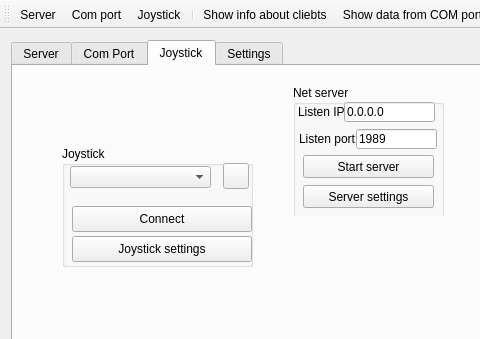
AndreyShelest/T10-server, file mainwindow.ui: the form before one commit; both pictures show x 0 to 480 and y 0 to 339 of the 709 by 514 pixel window.
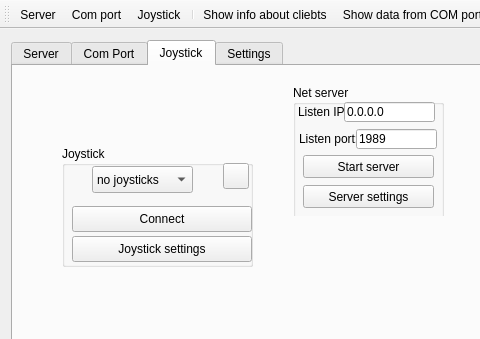
The form after the commit. Icons and pictures are not drawn.

Commit message: fix joystick refresh

The edit to the form file:
```diff
--- a/mainwindow.ui
+++ b/mainwindow.ui
@@ -724,19 +724,6 @@
          <property name="title">
           <string>Joystick</string>
          </property>
-         <widget class="QComboBox" name="cb_joycticks">
-          <property name="geometry">
-           <rect>
-            <x>8</x>
-            <y>20</y>
-            <width>141</width>
-            <height>22</height>
-           </rect>
-          </property>
-          <property name="editable">
-           <bool>false</bool>
-          </property>
-         </widget>
          <widget class="QToolButton" name="pb_joy_refresh">
           <property name="geometry">
            <rect>
@@ -835,6 +822,21 @@
            </size>
           </property>
          </widget>
+         <widget class="QComboBox" name="cb_joycticks">
+          <property name="geometry">
+           <rect>
+            <x>30</x>
+            <y>20</y>
+            <width>101</width>
+            <height>27</height>
+           </rect>
+          </property>
+          <item>
+           <property name="text">
+            <string>no joysticks</string>
+           </property>
+          </item>
+         </widget>
         </widget>
        </widget>
       </widget>
```
The commit also changes 2 other files.
